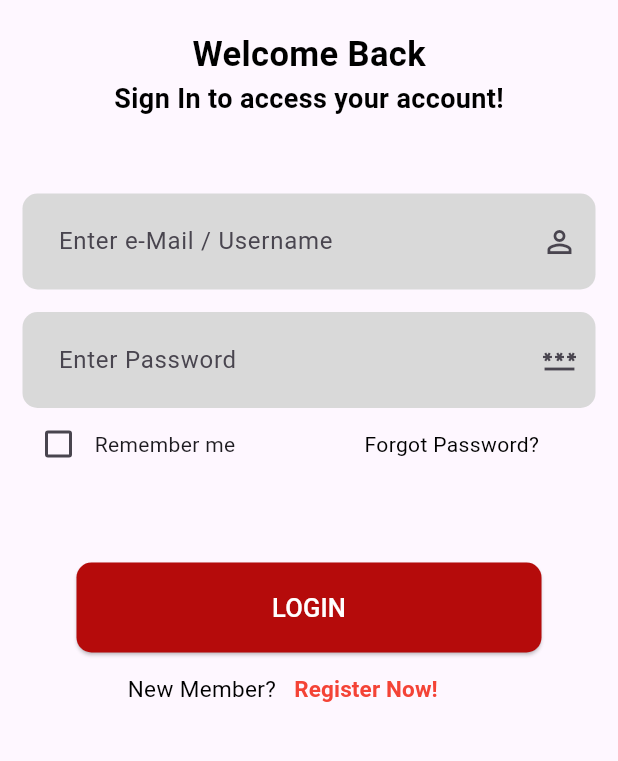
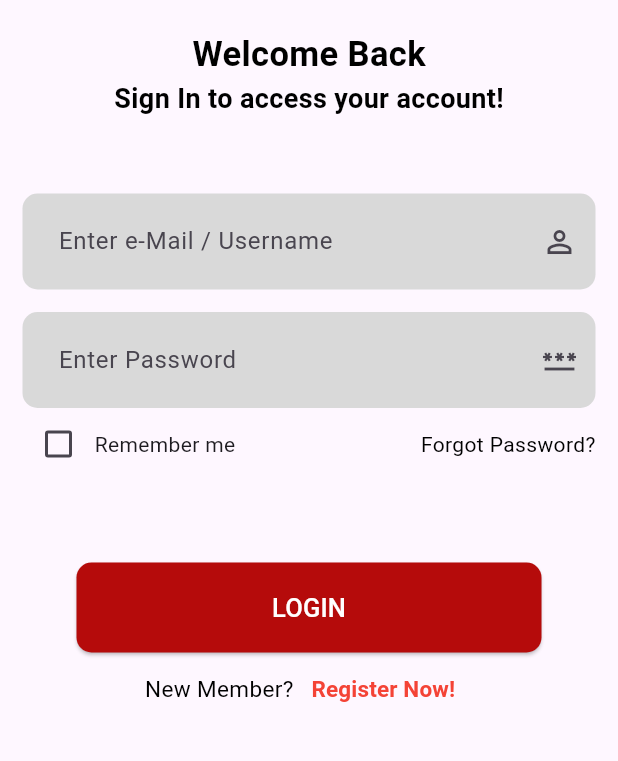
Before and after one commit to DhanielPutra/tesy, a Flutter app: the screen it shows after launch, on a phone screen of 412 x 824 dp, the part 330-1091 px from its top. Run offline on Flutter 3.47's test engine with Material 3 defaults, Android fonts, the phone set to English and light mode, and no system bars.

Commit message:
add row to line

```diff
--- a/lib/view/Register/login.dart
+++ b/lib/view/Register/login.dart
@@ -95,6 +95,10 @@ class _loginState extends State<login> {
             ),
           ),
           Row(
+            mainAxisAlignment: MainAxisAlignment.spaceBetween,
+            children: [
+              Row(
+                mainAxisAlignment: MainAxisAlignment.start,
                 children: [
                   Checkbox(
                     value: rememberMe,
@@ -110,9 +114,9 @@ class _loginState extends State<login> {
                       fontSize: 14,
                     ),
                   ),
-              const SizedBox(
-                width: 86,
+                ],
               ),
+
               const Text(
                 'Forgot Password?',
                 style: TextStyle(
@@ -151,17 +155,19 @@ class _loginState extends State<login> {
               ),
             ),
           ),
-          Padding(padding: const EdgeInsets.fromLTRB(70, 0, 0, 0),
-          child :
-           Row(
+          Padding(
+            padding: const EdgeInsets.fromLTRB(0, 0, 0, 0),
+            child: Row(
+              mainAxisAlignment: MainAxisAlignment.center,
               children: [
                 const Text(
-                'New Member?',style: TextStyle(color: Colors.black,fontSize: 15),
+                  'New Member?',
+                  style: TextStyle(color: Colors.black, fontSize: 15),
                 ),
                 TextButton(
                     onPressed: () {
-                     Navigator.of(context).push(
-                      MaterialPageRoute(builder: (context) => HalamanDaftar()));
+                      Navigator.of(context).push(MaterialPageRoute(
+                          builder: (context) => HalamanDaftar()));
                     },
                     child: const Text(
                       'Register Now!',
@@ -171,7 +177,8 @@ class _loginState extends State<login> {
                           fontWeight: FontWeight.bold),
                     ))
               ],
-          ),),
+            ),
+          ),
         ],
       ),
     ));
```
Lines whose indentation alone changed are shown as unchanged.
